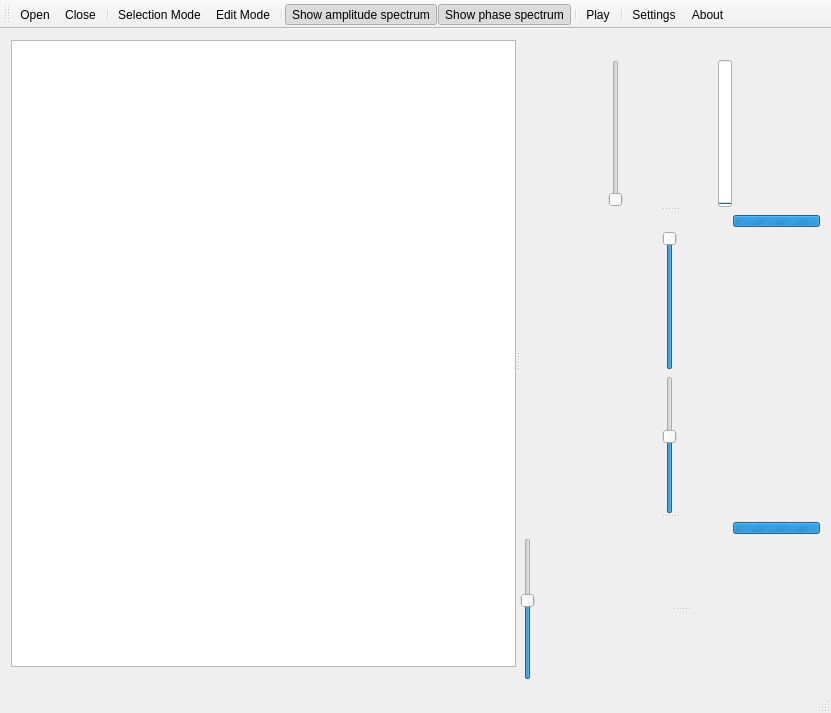
Above: src/wmainwindow.ui from gillesdegottex/dfasma before the change. Below: the same form after it.
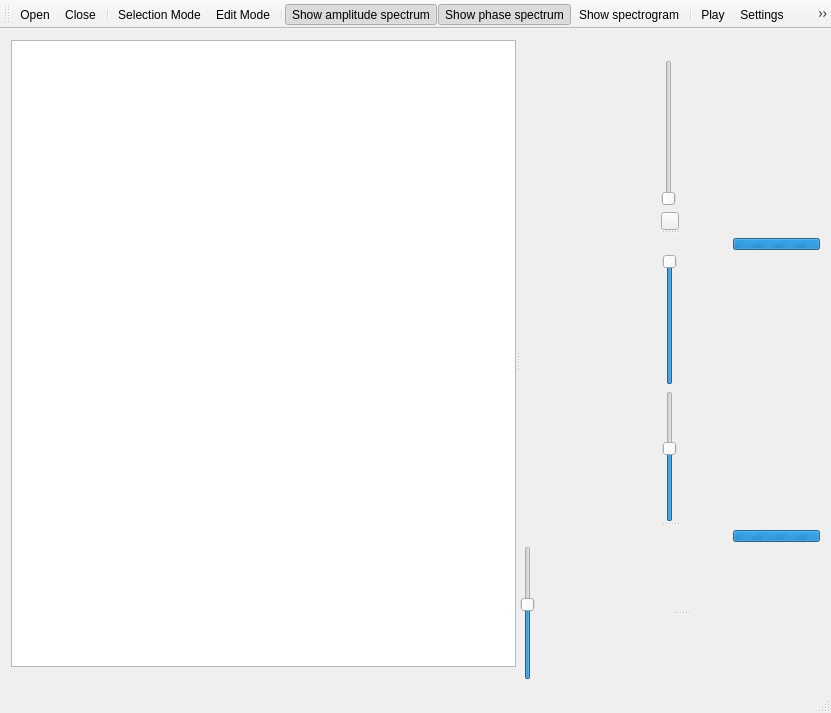
That is the form after the change. Icons and pictures are not drawn.

Commit message: Spectrogram almost here ...

The edit to the form file:
```diff
--- a/src/wmainwindow.ui
+++ b/src/wmainwindow.ui
@@ -132,6 +132,8 @@
             <layout class="QVBoxLayout" name="lWaveformToolBar"/>
            </item>
            <item>
+            <layout class="QVBoxLayout" name="verticalLayout_12">
+             <item>
             <widget class="QSlider" name="sldWaveformAmplitude">
              <property name="maximumSize">
               <size>
@@ -148,50 +150,29 @@
             </widget>
            </item>
            <item>
+              <widget class="QPushButton" name="btnFitViewToSoundsAmplitude">
+               <property name="maximumSize">
+                <size>
+                 <width>18</width>
+                 <height>18</height>
+                </size>
+               </property>
+               <property name="text">
+                <string/>
+               </property>
+               <property name="iconSize">
+                <size>
+                 <width>16</width>
+                 <height>16</height>
+                </size>
+               </property>
+              </widget>
+             </item>
+            </layout>
+           </item>
+           <item>
             <layout class="QHBoxLayout" name="lWaveformGraphicsView"/>
            </item>
-           <item>
-            <widget class="QProgressBar" name="pbVolume">
-             <property name="maximumSize">
-              <size>
-               <width>14</width>
-               <height>16777215</height>
-              </size>
-             </property>
-             <property name="font">
-              <font>
-               <pointsize>8</pointsize>
-               <weight>50</weight>
-               <italic>false</italic>
-               <bold>false</bold>
-              </font>
-             </property>
-             <property name="minimum">
-              <number>-100</number>
-             </property>
-             <property name="maximum">
-              <number>0</number>
-             </property>
-             <property name="value">
-              <number>-100</number>
-             </property>
-             <property name="textVisible">
-              <bool>true</bool>
-             </property>
-             <property name="orientation">
-              <enum>Qt::Vertical</enum>
-             </property>
-             <property name="invertedAppearance">
-              <bool>false</bool>
-             </property>
-             <property name="textDirection">
-              <enum>QProgressBar::BottomToTop</enum>
-             </property>
-             <property name="format">
-              <string>Volume</string>
-             </property>
-            </widget>
-           </item>
           </layout>
          </item>
         </layout>
@@ -612,9 +593,9 @@
    <addaction name="separator"/>
    <addaction name="actionShowAmplitudeSpectrum"/>
    <addaction name="actionShowPhaseSpectrum"/>
+   <addaction name="actionShowSpectrogram"/>
    <addaction name="separator"/>
    <addaction name="actionPlay"/>
-   <addaction name="separator"/>
    <addaction name="actionSettings"/>
    <addaction name="actionAbout"/>
   </widget>
```
Left out of the diff: 28 changed lines with no effect on the pictures. Lines whose indentation alone changed are shown as unchanged. The commit also changes 5 other files.
